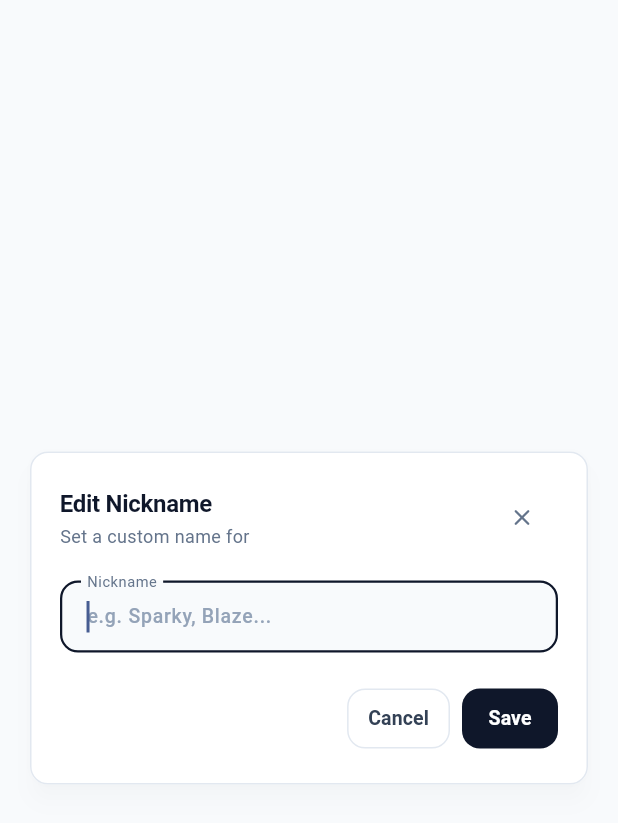
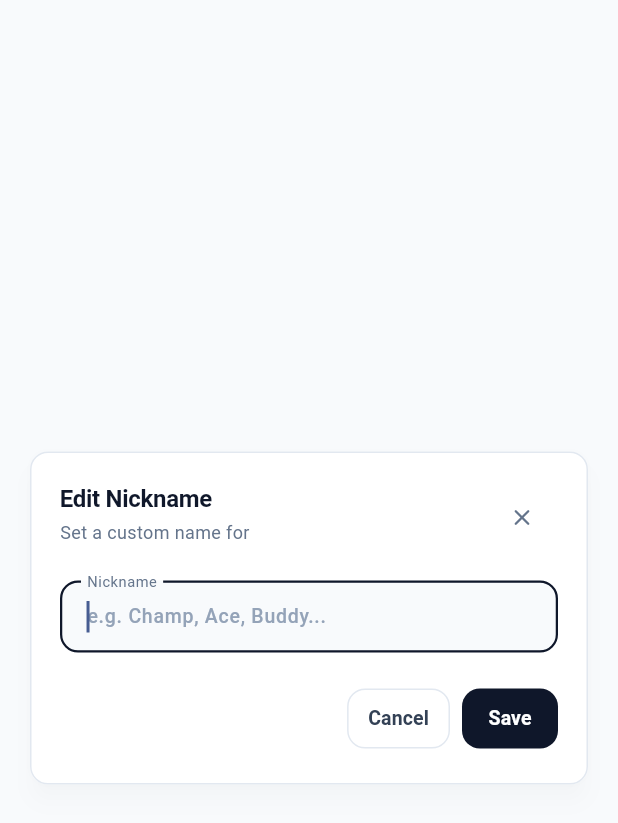
Before and after one commit to yyaahhzxc/Odin-CS-Elective-2, a Flutter app: the NicknameDialog widget shown alone on an empty page, opened directly with empty values, on a phone screen of 412 x 824 dp. Shown: the top 823 px of the screen. Run offline on Flutter 3.47's test engine with Material 3 defaults, Android fonts, the phone set to English and light mode, and no system bars; our stand-ins replace flutter_riverpod; network calls fail.

Commit message:
feat: collapse filter and favorites by default, customize nickname placeholder by type, and polish UI layout

```diff
--- a/lib/widgets/nickname_dialog.dart
+++ b/lib/widgets/nickname_dialog.dart
@@ -9,6 +9,7 @@ import 'pokedex_toast.dart';
 /// Features:
 /// - 12px (0.75rem) corner radius with subtle border and elevation.
 /// - Text field for entering or editing a custom nickname.
+/// - Dynamic background placeholder text customized per starter type (Fire, Water, Grass, etc.).
 /// - Primary save action and destructive removal action.
 class NicknameDialog extends ConsumerStatefulWidget {
   final Pokemon pokemon;
@@ -48,6 +49,21 @@ class _NicknameDialogState extends ConsumerState<NicknameDialog> {
   void dispose() {
     _controller.dispose();
     super.dispose();
+  }
+
+  /// Returns tailored suggested nickname placeholder/hint text based on the Pokémon's elemental type.
+  String _getSuggestedNicknameHint(Pokemon pokemon) {
+    final types = pokemon.types.map((t) => t.toLowerCase()).toList();
+    if (types.contains('fire')) {
+      return 'e.g. Blaze, Ember, Pyro...';
+    } else if (types.contains('water')) {
+      return 'e.g. Splash, Aqua, Bubbles...';
+    } else if (types.contains('grass')) {
+      return 'e.g. Sprout, Leafy, Ivy...';
+    } else if (types.contains('electric')) {
+      return 'e.g. Sparky, Volt, Bolt...';
+    }
+    return 'e.g. Champ, Ace, Buddy...';
   }
 
   void _saveNickname() {
@@ -107,9 +123,10 @@ class _NicknameDialogState extends ConsumerState<NicknameDialog> {
             children: [
               // Header
               Row(
-                mainAxisAlignment: MainAxisAlignment.spaceBetween,
+                crossAxisAlignment: CrossAxisAlignment.start,
                 children: [
-                  Column(
+                  Expanded(
+                    child: Column(
                       crossAxisAlignment: CrossAxisAlignment.start,
                       children: [
                         const Text(
@@ -130,6 +147,7 @@ class _NicknameDialogState extends ConsumerState<NicknameDialog> {
                           ),
                         ),
                       ],
+                    ),
                   ),
                   IconButton(
                     icon: const Icon(Icons.close_rounded,
@@ -154,7 +172,7 @@ class _NicknameDialogState extends ConsumerState<NicknameDialog> {
                 ),
                 decoration: InputDecoration(
                   labelText: 'Nickname',
-                  hintText: 'e.g. Sparky, Blaze...',
+                  hintText: _getSuggestedNicknameHint(widget.pokemon),
                   hintStyle: const TextStyle(
                     fontSize: 13,
                     color: Color(0xFF94A3B8),
```
Also changed, not shown: lib/screens/pokedex_screen.dart (+21 -6 lines), lib/widgets/favorites_panel.dart (+15 -2 lines), lib/widgets/type_filter_bar.dart (+50 -27 lines), 1 other file. Lines whose indentation alone changed are shown as unchanged.
